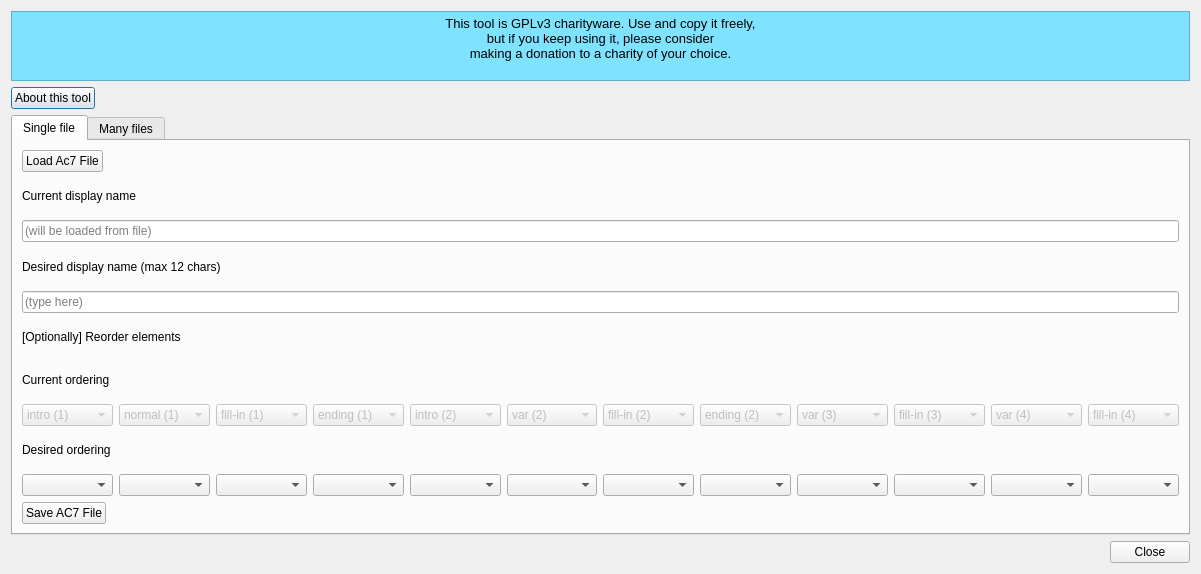
shimpe/ac7renamer, file ac7renamer/ac7renamerdlg.ui: the form before one commit.
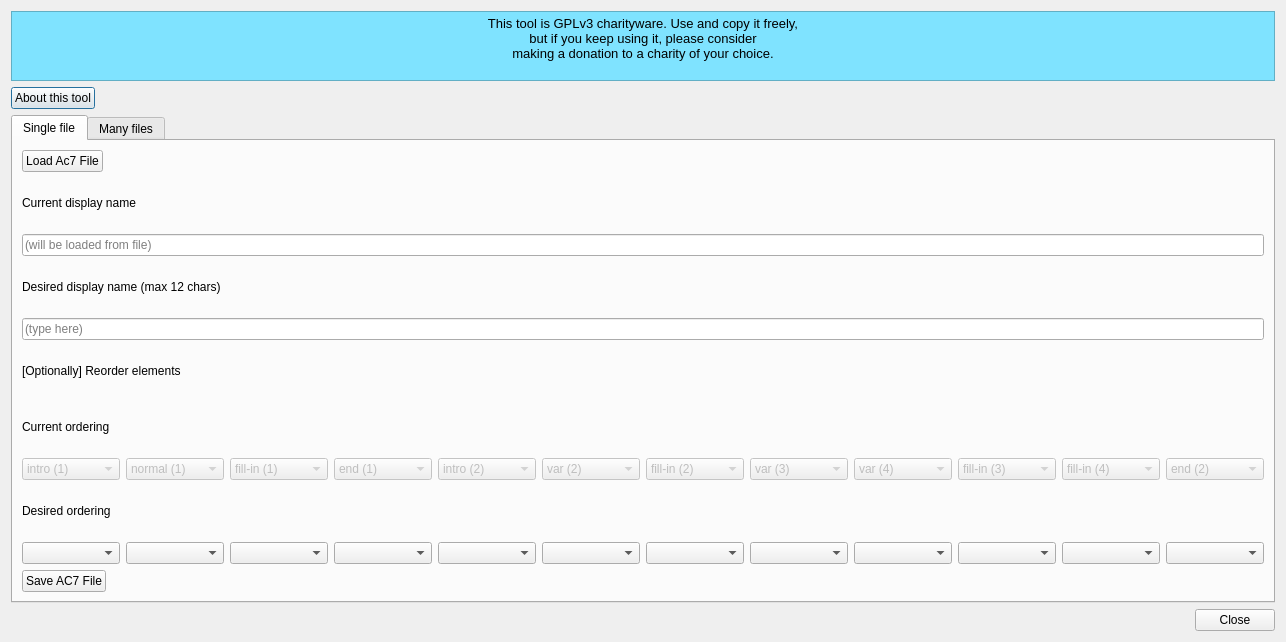
The form after the commit.

Commit message: correct ordering of AC7 file sections

```diff
--- a/ac7renamer/ac7renamerdlg.ui
+++ b/ac7renamer/ac7renamerdlg.ui
@@ -6,8 +6,8 @@
    <rect>
     <x>0</x>
     <y>0</y>
-    <width>1201</width>
-    <height>574</height>
+    <width>1286</width>
+    <height>642</height>
    </rect>
   </property>
   <property name="windowTitle">
@@ -231,7 +231,7 @@
              </property>
              <item>
               <property name="text">
-               <string>ending (1)</string>
+               <string>end (1)</string>
               </property>
              </item>
             </widget>
@@ -277,9 +277,15 @@
              <property name="enabled">
               <bool>false</bool>
              </property>
+             <property name="editable">
+              <bool>false</bool>
+             </property>
+             <property name="currentText">
+              <string>var (3)</string>
+             </property>
              <item>
               <property name="text">
-               <string>ending (2)</string>
+               <string>var (3)</string>
               </property>
              </item>
             </widget>
@@ -291,7 +297,7 @@
              </property>
              <item>
               <property name="text">
-               <string>var (3)</string>
+               <string>var (4)</string>
               </property>
              </item>
             </widget>
@@ -308,18 +314,6 @@
              </item>
             </widget>
            </item>
-           <item>
-            <widget class="QComboBox" name="curEl12">
-             <property name="enabled">
-              <bool>false</bool>
-             </property>
-             <item>
-              <property name="text">
-               <string>var (4)</string>
-              </property>
-             </item>
-            </widget>
-           </item>
            <item>
             <widget class="QComboBox" name="curEl11">
              <property name="enabled">
@@ -332,6 +326,18 @@
              </item>
             </widget>
            </item>
+           <item>
+            <widget class="QComboBox" name="curEl12">
+             <property name="enabled">
+              <bool>false</bool>
+             </property>
+             <item>
+              <property name="text">
+               <string>end (2)</string>
+              </property>
+             </item>
+            </widget>
+           </item>
           </layout>
          </item>
          <item>
@@ -373,12 +379,12 @@
            <item>
             <widget class="QComboBox" name="desEl10"/>
            </item>
-           <item>
-            <widget class="QComboBox" name="desEl12"/>
-           </item>
            <item>
             <widget class="QComboBox" name="desEl11"/>
            </item>
+           <item>
+            <widget class="QComboBox" name="desEl12"/>
+           </item>
           </layout>
          </item>
          <item>
```
Left out of the diff: 2 changed lines with no effect on the pictures. The commit also changes 2 other files.
